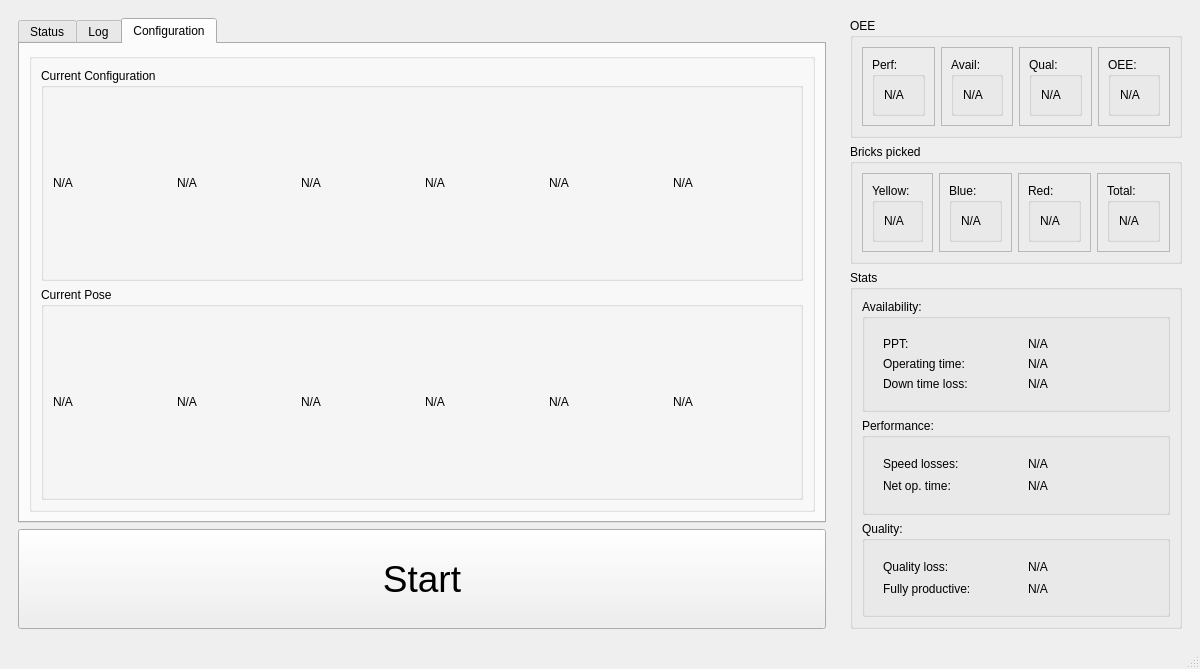
First picture: the form in fmApp/sdu/rsd_group1/HMI/ui/main_window.ui, repository sdu-rsd-group1/FroboMind, before the edit.
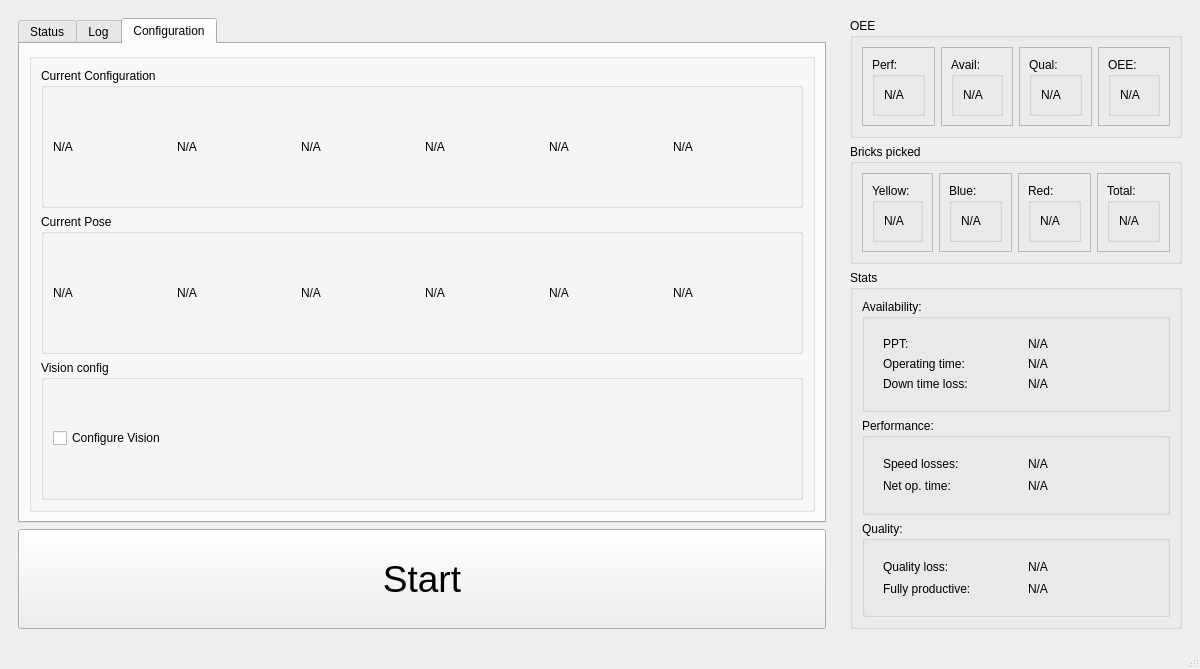
Second picture: the form after the edit. The open tabs and pages were chosen to show the change. Icons and pictures are not drawn.

Patch:
```diff
--- a/fmApp/sdu/rsd_group1/HMI/ui/main_window.ui
+++ b/fmApp/sdu/rsd_group1/HMI/ui/main_window.ui
@@ -5986,6 +5986,22 @@
                 </layout>
                </widget>
               </item>
+              <item row="2" column="0">
+               <widget class="QGroupBox" name="groupBox_2">
+                <property name="title">
+                 <string>Vision config</string>
+                </property>
+                <layout class="QHBoxLayout" name="horizontalLayout_19">
+                 <item>
+                  <widget class="QCheckBox" name="chk_conf_vision">
+                   <property name="text">
+                    <string>Configure Vision</string>
+                   </property>
+                  </widget>
+                 </item>
+                </layout>
+               </widget>
+              </item>
              </layout>
             </widget>
            </item>
```
Left out of the diff: 2 changed lines with no effect on the pictures.
